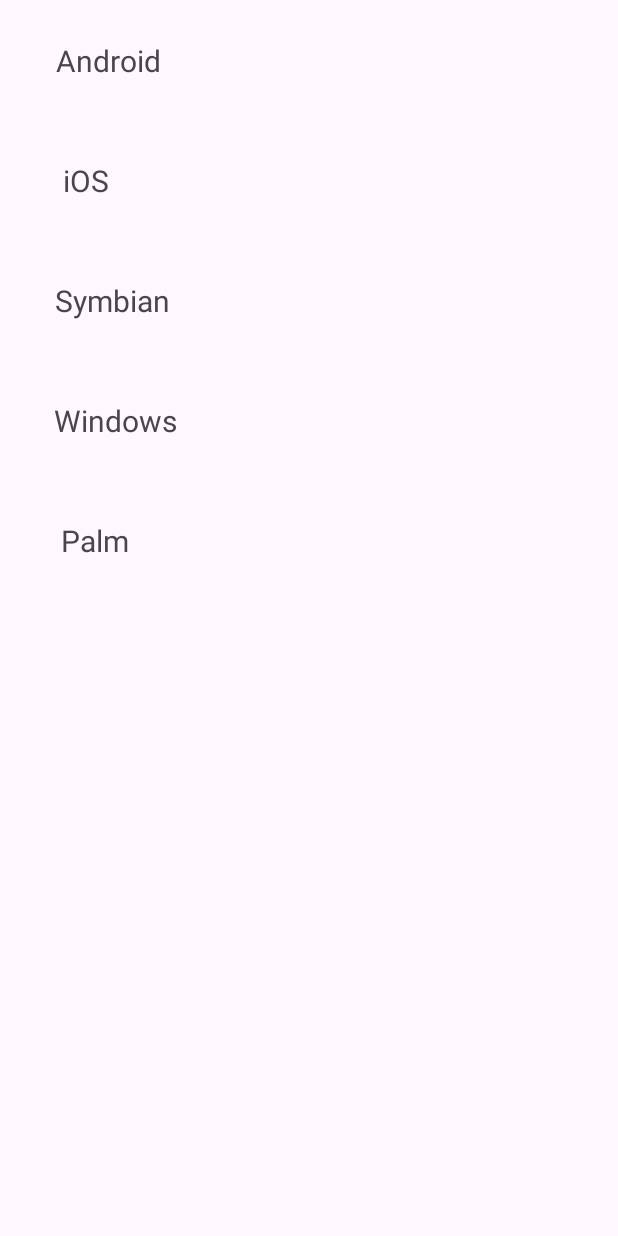
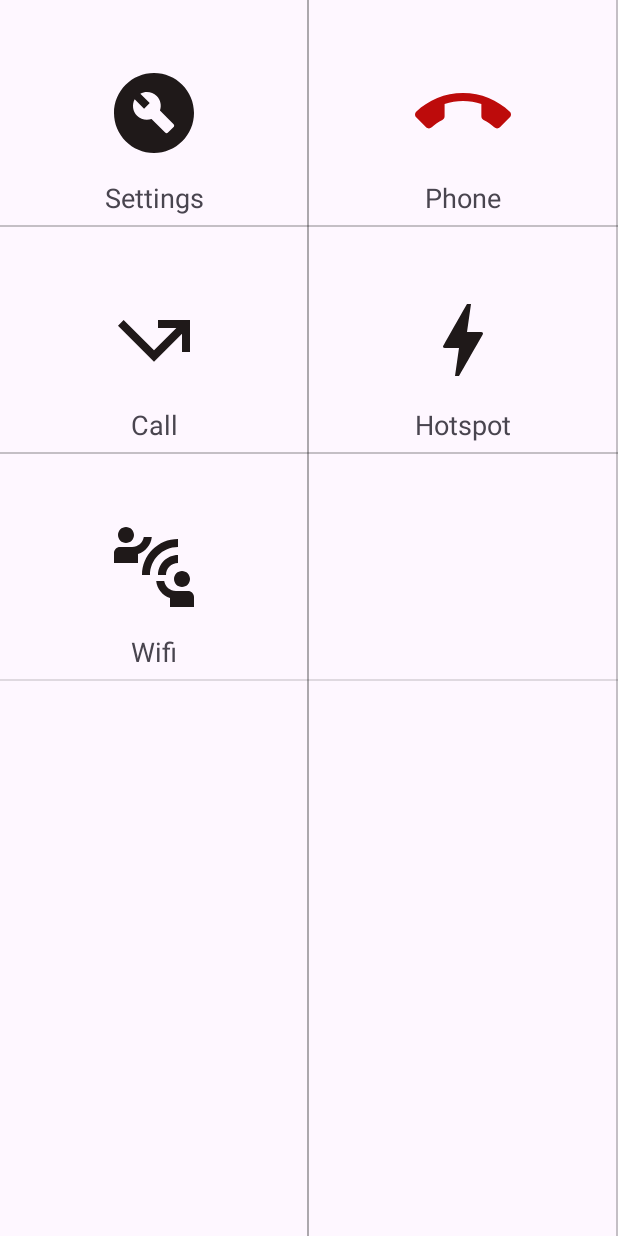
Before and after one commit to vaishakh2510/AdvancedAndroid, an Android app: the screen it shows after launch (MainActivity), on a phone screen of 412 x 824 dp. Run offline under Robolectric (Android 15) with nearby library versions, the phone set to English and light mode, and no system bars.

Commit message:
Grid layout

```diff
--- /dev/null
+++ b/app/src/main/java/com/example/advanceddemo/GridAdapter.kt
@@ -0,0 +1,47 @@
+package com.example.advanceddemo
+
+
+
+import android.view.LayoutInflater
+import android.view.View
+import android.view.ViewGroup
+import android.widget.ImageView
+import android.widget.TextView
+import androidx.recyclerview.widget.RecyclerView
+
+
+data class GridItem(
+    var lbl: String,
+    var ic: Int
+)
+
+class GridAdapter(
+    private val list: List<GridItem>
+): RecyclerView.Adapter<GridAdapter.GridViewHolder>() {
+
+    class GridViewHolder(
+        view: View
+    ): RecyclerView.ViewHolder(view) {
+        val imgIc: ImageView
+        val txLbl: TextView
+
+        init {
+            imgIc = view.findViewById<ImageView>(R.id.imageView2)
+            txLbl = view.findViewById<TextView>(R.id.textView2)
+        }
+    }
+
+    override fun onCreateViewHolder(parent: ViewGroup, viewType: Int): GridViewHolder {
+        val view = LayoutInflater.from(parent.context)
+            .inflate(R.layout.grid_item, parent, false)
+
+        return  GridViewHolder(view)
+    }
+
+    override fun getItemCount(): Int = list.size
+
+    override fun onBindViewHolder(holder: GridViewHolder, position: Int) {
+        holder.imgIc.setImageResource(list.get(position).ic)
+        holder.txLbl.text = list.get(position).lbl
+    }
+}
--- a/app/src/main/java/com/example/advanceddemo/MainActivity.kt
+++ b/app/src/main/java/com/example/advanceddemo/MainActivity.kt
@@ -1,25 +1,53 @@
 package com.example.advanceddemo
+
 
 import android.os.Bundle
 import androidx.activity.enableEdgeToEdge
 import androidx.appcompat.app.AppCompatActivity
 import androidx.core.view.ViewCompat
 import androidx.core.view.WindowInsetsCompat
+import androidx.recyclerview.widget.DividerItemDecoration
+import androidx.recyclerview.widget.GridLayoutManager
 import androidx.recyclerview.widget.LinearLayoutManager
 import androidx.recyclerview.widget.RecyclerView
+import androidx.recyclerview.widget.RecyclerView.ItemDecoration
 
 class MainActivity : AppCompatActivity() {
+
+    private fun showListView() {
+        val dataSource = arrayListOf("Android", "iOS", "Symbian", "Windows", "Palm")
+        val adapter = CustomAdapter(dataSource)
+
+        val recView = findViewById<RecyclerView>(R.id.recVw)
+        recView.layoutManager = LinearLayoutManager(this)
+        recView.addItemDecoration(DividerItemDecoration(recView.context, DividerItemDecoration.VERTICAL))
+        recView.adapter = adapter
+    }
+
+    private fun showGridView() {
+
+        val dataSource = arrayListOf<GridItem>(
+            GridItem(ic = R.drawable.baseline_build_circle_24, lbl = "Settings"),
+            GridItem(ic = R.drawable.baseline_call_end_24, lbl = "Phone"),
+            GridItem(ic = R.drawable.baseline_call_missed_outgoing_24, lbl = "Call"),
+            GridItem(ic = R.drawable.baseline_bolt_24, lbl = "Hotspot"),
+            GridItem(ic = R.drawable.baseline_connect_without_contact_24, lbl = "Wifi"),
+        )
+        val adapter = GridAdapter(dataSource)
+
+        val recView = findViewById<RecyclerView>(R.id.recVw)
+        recView.adapter = adapter
+        recView.layoutManager = GridLayoutManager(recView.context, 2)
+        recView.addItemDecoration(DividerItemDecoration(recView.context, DividerItemDecoration.VERTICAL))
+        recView.addItemDecoration(DividerItemDecoration(recView.context, DividerItemDecoration.HORIZONTAL))
+    }
+
     override fun onCreate(savedInstanceState: Bundle?) {
         super.onCreate(savedInstanceState)
 
         setContentView(R.layout.activity_main)
 
-        val dataSource = arrayListOf("Android", "iOS", "Symbian", "Windows", "Palm")
-        val adapter = CustomAdapter(dataSource)
-
-        val recView = findViewById<RecyclerView>(R.id.recVw)
-        recView.layoutManager = LinearLayoutManager(this)
-        recView.adapter = adapter
+        showGridView()
 
     }
 }
--- /dev/null
+++ b/app/src/main/res/drawable/baseline_account_circle_24.xml
@@ -0,0 +1,5 @@
+<vector xmlns:android="http://schemas.android.com/apk/res/android" android:height="24dp" android:tint="#ABA3A3" android:viewportHeight="24" android:viewportWidth="24" android:width="24dp">
+
+    <path android:fillColor="@android:color/white" android:pathData="M12,2C6.48,2 2,6.48 2,12s4.48,10 10,10s10,-4.48 10,-10S17.52,2 12,2zM12,6c1.93,0 3.5,1.57 3.5,3.5S13.93,13 12,13s-3.5,-1.57 -3.5,-3.5S10.07,6 12,6zM12,20c-2.03,0 -4.43,-0.82 -6.14,-2.88C7.55,15.8 9.68,15 12,15s4.45,0.8 6.14,2.12C16.43,19.18 14.03,20 12,20z"/>
+
+</vector>
--- /dev/null
+++ b/app/src/main/res/drawable/baseline_bolt_24.xml
@@ -0,0 +1,5 @@
+<vector xmlns:android="http://schemas.android.com/apk/res/android" android:height="24dp" android:tint="#1F1919" android:viewportHeight="24" android:viewportWidth="24" android:width="24dp">
+
+    <path android:fillColor="@android:color/white" android:pathData="M11,21h-1l1,-7H7.5c-0.58,0 -0.57,-0.32 -0.38,-0.66 0.19,-0.34 0.05,-0.08 0.07,-0.12C8.48,10.94 10.42,7.54 13,3h1l-1,7h3.5c0.49,0 0.56,0.33 0.47,0.51l-0.07,0.15C12.96,17.55 11,21 11,21z"/>
+
+</vector>
--- /dev/null
+++ b/app/src/main/res/drawable/baseline_build_circle_24.xml
@@ -0,0 +1,5 @@
+<vector xmlns:android="http://schemas.android.com/apk/res/android" android:height="24dp" android:tint="#1F1919" android:viewportHeight="24" android:viewportWidth="24" android:width="24dp">
+
+    <path android:fillColor="@android:color/white" android:fillType="evenOdd" android:pathData="M12,2C6.48,2 2,6.48 2,12c0,5.52 4.48,10 10,10s10,-4.48 10,-10C22,6.48 17.52,2 12,2zM16.9,15.49l-1.4,1.4c-0.2,0.2 -0.51,0.2 -0.71,0l-3.41,-3.41c-1.22,0.43 -2.64,0.17 -3.62,-0.81c-1.11,-1.11 -1.3,-2.79 -0.59,-4.1l2.35,2.35l1.41,-1.41L8.58,7.17c1.32,-0.71 2.99,-0.52 4.1,0.59c0.98,0.98 1.24,2.4 0.81,3.62l3.41,3.41C17.09,14.98 17.09,15.3 16.9,15.49z"/>
+
+</vector>
--- /dev/null
+++ b/app/src/main/res/drawable/baseline_call_end_24.xml
@@ -0,0 +1,5 @@
+<vector xmlns:android="http://schemas.android.com/apk/res/android" android:height="24dp" android:tint="#BD0B0B" android:viewportHeight="24" android:viewportWidth="24" android:width="24dp">
+
+    <path android:fillColor="@android:color/white" android:pathData="M12,9c-1.6,0 -3.15,0.25 -4.6,0.72v3.1c0,0.39 -0.23,0.74 -0.56,0.9 -0.98,0.49 -1.87,1.12 -2.66,1.85 -0.18,0.18 -0.43,0.28 -0.7,0.28 -0.28,0 -0.53,-0.11 -0.71,-0.29L0.29,13.08c-0.18,-0.17 -0.29,-0.42 -0.29,-0.7 0,-0.28 0.11,-0.53 0.29,-0.71C3.34,8.78 7.46,7 12,7s8.66,1.78 11.71,4.67c0.18,0.18 0.29,0.43 0.29,0.71 0,0.28 -0.11,0.53 -0.29,0.71l-2.48,2.48c-0.18,0.18 -0.43,0.29 -0.71,0.29 -0.27,0 -0.52,-0.11 -0.7,-0.28 -0.79,-0.74 -1.69,-1.36 -2.67,-1.85 -0.33,-0.16 -0.56,-0.5 -0.56,-0.9v-3.1C15.15,9.25 13.6,9 12,9z"/>
+
+</vector>
--- /dev/null
+++ b/app/src/main/res/drawable/baseline_call_missed_outgoing_24.xml
@@ -0,0 +1,5 @@
+<vector xmlns:android="http://schemas.android.com/apk/res/android" android:autoMirrored="true" android:height="24dp" android:tint="#1F1919" android:viewportHeight="24" android:viewportWidth="24" android:width="24dp">
+
+    <path android:fillColor="@android:color/white" android:pathData="M3,8.41l9,9l7,-7V15h2V7h-8v2h4.59L12,14.59L4.41,7L3,8.41z"/>
+
+</vector>
--- /dev/null
+++ b/app/src/main/res/drawable/baseline_connect_without_contact_24.xml
@@ -0,0 +1,5 @@
+<vector xmlns:android="http://schemas.android.com/apk/res/android" android:height="24dp" android:tint="#1F1919" android:viewportHeight="24" android:viewportWidth="24" android:width="24dp">
+
+    <path android:fillColor="@android:color/white" android:pathData="M11,14H9c0,-4.97 4.03,-9 9,-9v2C14.13,7 11,10.13 11,14zM18,11V9c-2.76,0 -5,2.24 -5,5h2C15,12.34 16.34,11 18,11zM7,4c0,-1.11 -0.89,-2 -2,-2S3,2.89 3,4s0.89,2 2,2S7,5.11 7,4zM11.45,4.5h-2C9.21,5.92 7.99,7 6.5,7h-3C2.67,7 2,7.67 2,8.5V11h6V8.74C9.86,8.15 11.25,6.51 11.45,4.5zM19,17c1.11,0 2,-0.89 2,-2s-0.89,-2 -2,-2s-2,0.89 -2,2S17.89,17 19,17zM20.5,18h-3c-1.49,0 -2.71,-1.08 -2.95,-2.5h-2c0.2,2.01 1.59,3.65 3.45,4.24V22h6v-2.5C22,18.67 21.33,18 20.5,18z"/>
+
+</vector>
--- /dev/null
+++ b/app/src/main/res/layout/grid_item.xml
@@ -0,0 +1,28 @@
+<?xml version="1.0" encoding="utf-8"?>
+<androidx.constraintlayout.widget.ConstraintLayout xmlns:android="http://schemas.android.com/apk/res/android"
+    xmlns:app="http://schemas.android.com/apk/res-auto"
+    xmlns:tools="http://schemas.android.com/tools"
+    android:layout_width="match_parent"
+    android:layout_height="150dp">
+
+    <ImageView
+        android:id="@+id/imageView2"
+        android:layout_width="64dp"
+        android:layout_height="68dp"
+        app:layout_constraintBottom_toBottomOf="parent"
+        app:layout_constraintEnd_toEndOf="parent"
+        app:layout_constraintStart_toStartOf="parent"
+        app:layout_constraintTop_toTopOf="parent"
+        app:srcCompat="@drawable/baseline_account_circle_24" />
+
+    <TextView
+        android:id="@+id/textView2"
+        android:layout_width="wrap_content"
+        android:layout_height="wrap_content"
+        android:layout_marginTop="10dp"
+        android:text="TextView"
+        android:textSize="18sp"
+        app:layout_constraintEnd_toEndOf="@+id/imageView2"
+        app:layout_constraintStart_toStartOf="@+id/imageView2"
+        app:layout_constraintTop_toBottomOf="@+id/imageView2" />
+</androidx.constraintlayout.widget.ConstraintLayout>
```
